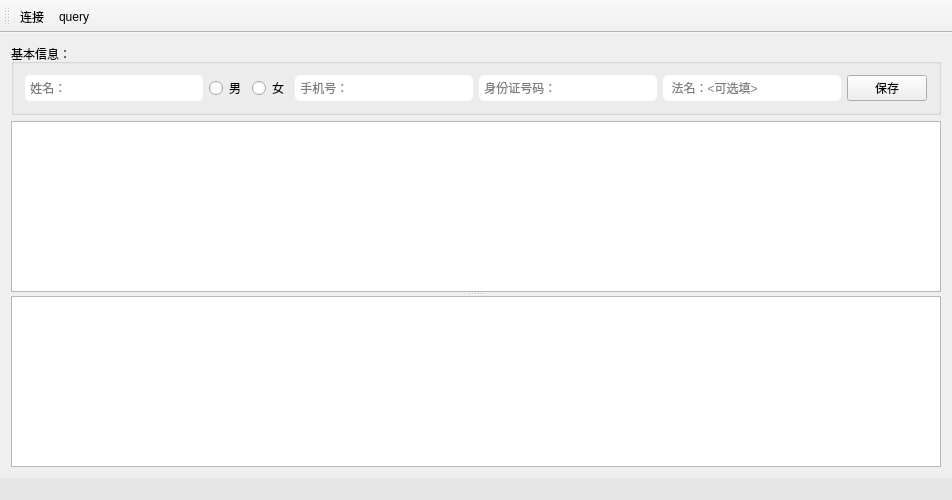
The window that mainwindow.ui (crouse/Fee) describes before a commit, drawn with Qt 5.
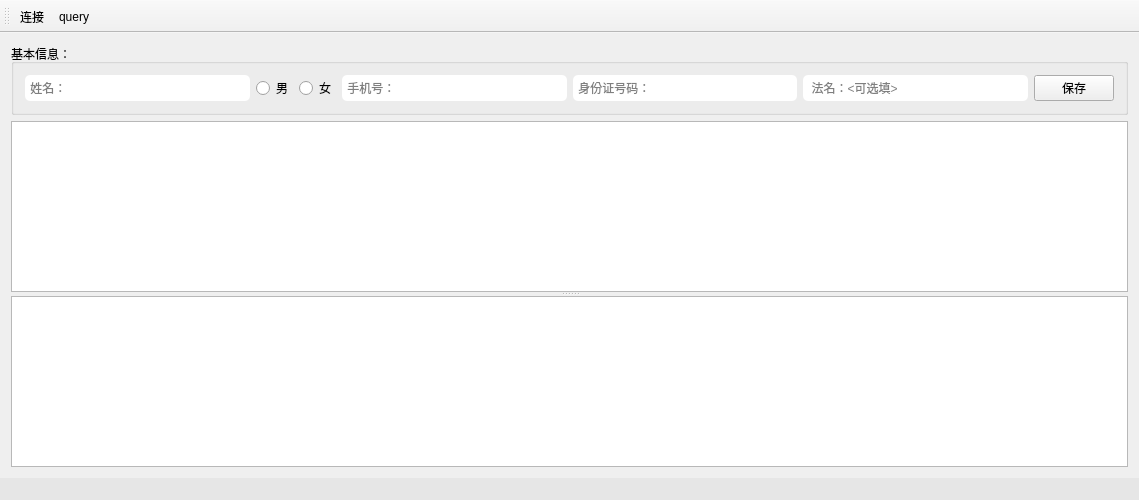
The same window after the commit. Icons and pictures are not drawn.

The edit to the form file:
```diff
--- a/mainwindow.ui
+++ b/mainwindow.ui
@@ -6,7 +6,7 @@
    <rect>
     <x>0</x>
     <y>0</y>
-    <width>952</width>
+    <width>1139</width>
     <height>500</height>
    </rect>
   </property>
@@ -181,12 +181,21 @@
        <property name="editTriggers">
         <set>QAbstractItemView::NoEditTriggers</set>
        </property>
+       <property name="alternatingRowColors">
+        <bool>true</bool>
+       </property>
        <property name="selectionBehavior">
         <enum>QAbstractItemView::SelectRows</enum>
        </property>
        <property name="sortingEnabled">
         <bool>false</bool>
        </property>
+       <attribute name="horizontalHeaderCascadingSectionResizes">
+        <bool>false</bool>
+       </attribute>
+       <attribute name="horizontalHeaderDefaultSectionSize">
+        <number>150</number>
+       </attribute>
       </widget>
       <widget class="QTableView" name="tableViewFemale">
        <property name="sizePolicy">
@@ -204,9 +213,15 @@
        <property name="editTriggers">
         <set>QAbstractItemView::NoEditTriggers</set>
        </property>
+       <property name="alternatingRowColors">
+        <bool>true</bool>
+       </property>
        <property name="selectionBehavior">
         <enum>QAbstractItemView::SelectRows</enum>
        </property>
+       <attribute name="horizontalHeaderDefaultSectionSize">
+        <number>150</number>
+       </attribute>
       </widget>
      </widget>
     </item>
```
